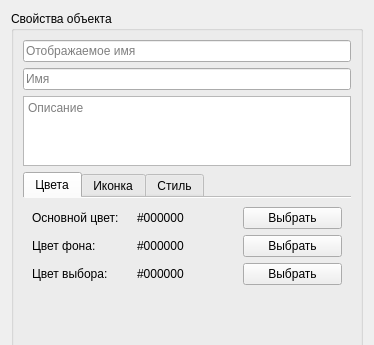
The window that Libraries/EditorForm/src/GraphEdit/objectpropertyeditorform.ui (VinTRiZz/GraphEditor) describes before a commit, drawn with Qt 5; both pictures show x 0 to 374 and y 0 to 345 of the 374 by 495 pixel window.
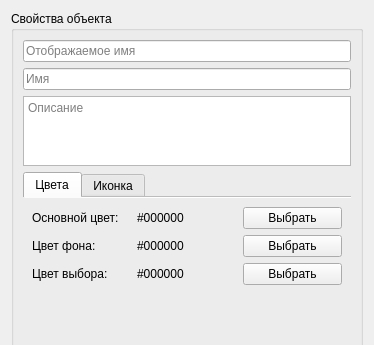
The same window after the commit.

Patch:
```diff
--- a/Libraries/EditorForm/src/GraphEdit/objectpropertyeditorform.ui
+++ b/Libraries/EditorForm/src/GraphEdit/objectpropertyeditorform.ui
@@ -206,11 +206,6 @@
           </item>
          </layout>
         </widget>
-        <widget class="QWidget" name="tab_style">
-         <attribute name="title">
-          <string>Стиль</string>
-         </attribute>
-        </widget>
        </widget>
       </item>
       <item>
```
